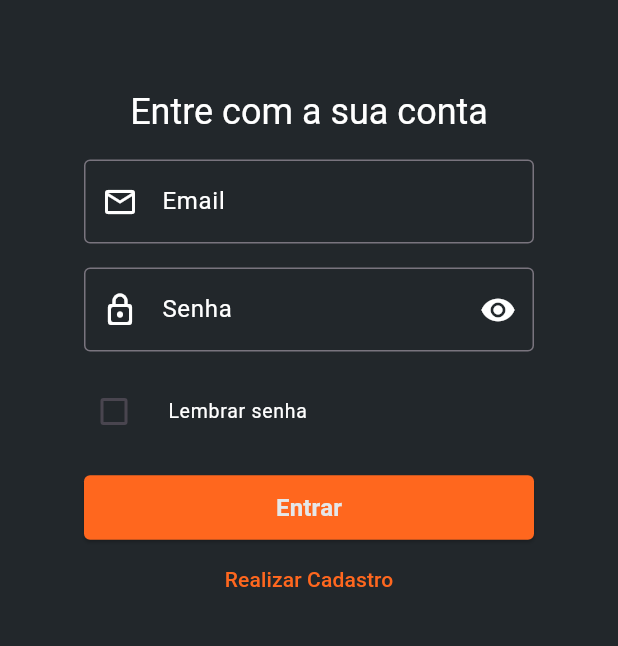
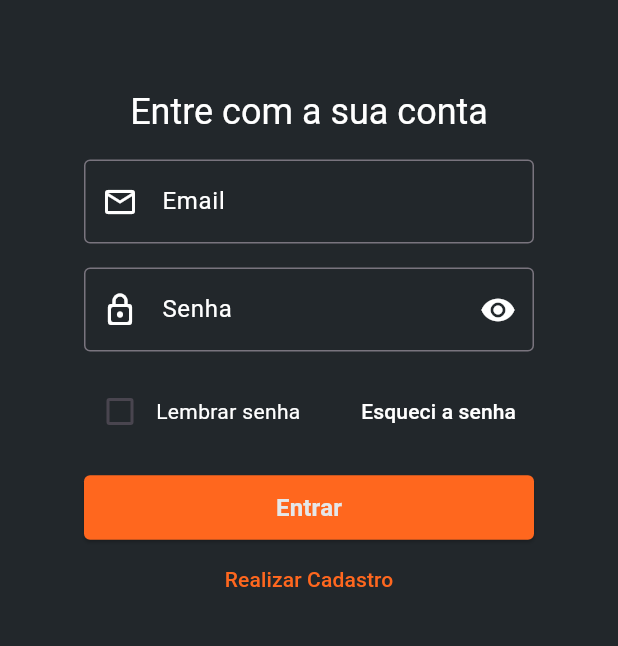
Before and after one commit to Dom-Luiz-III/agenclean_project, a Flutter app: the screen it shows after launch, after a tap on "Pular", on a phone screen of 412 x 824 dp, the part 490-1136 px from its top. Run offline on Flutter 3.47's test engine with Material 3 defaults, Android fonts, the phone set to English and light mode, and no system bars; our stand-ins replace cloud_firestore, firebase_auth, firebase_core, mask_text_input_formatter, salomon_bottom_bar; accounts and stored records are empty; network calls fail.

Commit message:
edit login_screen

```diff
--- a/lib/screens/login_screen.dart
+++ b/lib/screens/login_screen.dart
@@ -3,6 +3,7 @@ import 'package:firebase_auth/firebase_auth.dart';
 import 'package:agenclean_project/constants.dart';
 import 'package:agenclean_project/screens/register_screen.dart';
 import '/screens/home.dart';
+import 'package:agenclean_project/screens/forget_password.dart';
 
 class LoginPage extends StatefulWidget {
   const LoginPage({Key? key}) : super(key: key);
@@ -239,7 +240,9 @@ class _FormContentState extends State<_FormContent> {
               controller: widget.passwordController,
             ),
             _gap(),
-            CheckboxListTile(
+            Row(
+              children: [
+                Checkbox(
                   value: _rememberMe,
                   onChanged: (value) {
                     if (value == null) return;
@@ -247,12 +250,27 @@ class _FormContentState extends State<_FormContent> {
                       _rememberMe = value;
                     });
                   },
-              title: const Text('Lembrar senha',
-                  style: TextStyle(color: Colors.white)),
-              controlAffinity: ListTileControlAffinity.leading,
-              dense: true,
-              contentPadding: const EdgeInsets.all(0),
                   activeColor: laranjaPrimario,
+                ),
+                const Text(
+                  'Lembrar senha',
+                  style: TextStyle(color: Colors.white),
+                ),
+                const Spacer(),
+                TextButton(
+                  onPressed: () {
+                    Navigator.push(
+                      context,
+                      MaterialPageRoute(
+                          builder: (context) => ForgetPasswordPage()),
+                    );
+                  },
+                  child: const Text(
+                    'Esqueci a senha',
+                    style: TextStyle(color: Colors.white),
+                  ),
+                ),
+              ],
             ),
             _gap(),
             SizedBox(
```
Lines whose indentation alone changed are shown as unchanged.
